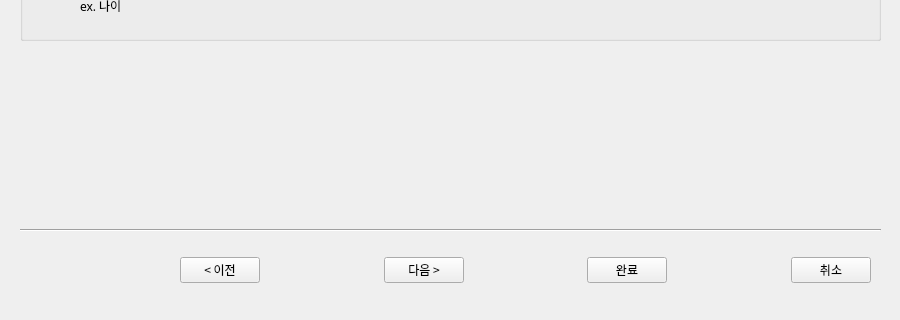
Old version of the form UI/CategoricalData.ui in the repository jihye1996/Automated-De-Identification; both pictures show x 0 to 900 and y 330 to 650 of the 900 by 650 pixel window.
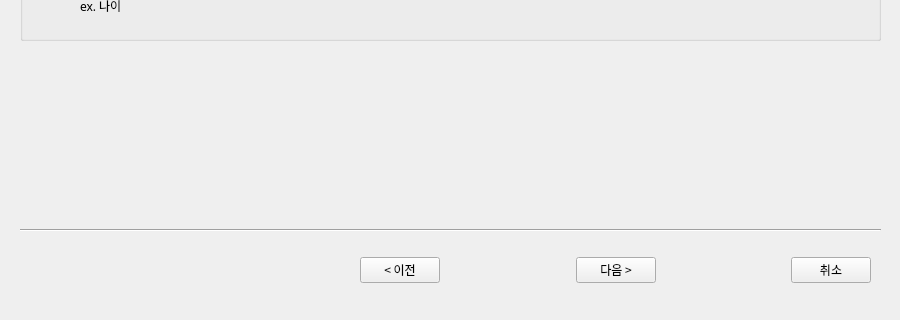
New version of the form.

```diff
--- a/UI/CategoricalData.ui
+++ b/UI/CategoricalData.ui
@@ -111,9 +111,9 @@
    <widget class="QWidget" name="horizontalLayoutWidget_2">
     <property name="geometry">
      <rect>
-      <x>180</x>
+      <x>360</x>
       <y>570</y>
-      <width>691</width>
+      <width>511</width>
       <height>61</height>
      </rect>
     </property>
@@ -157,32 +157,6 @@
        </property>
       </widget>
      </item>
-     <item>
-      <spacer name="horizontalSpacer_5">
-       <property name="orientation">
-        <enum>Qt::Horizontal</enum>
-       </property>
-       <property name="sizeHint" stdset="0">
-        <size>
-         <width>40</width>
-         <height>20</height>
-        </size>
-       </property>
-      </spacer>
-     </item>
-     <item>
-      <widget class="QPushButton" name="finishButton">
-       <property name="font">
-        <font>
-         <family>맑은 고딕</family>
-         <pointsize>9</pointsize>
-        </font>
-       </property>
-       <property name="text">
-        <string>완료</string>
-       </property>
-      </widget>
-     </item>
      <item>
       <spacer name="horizontalSpacer_3">
        <property name="orientation">
```
